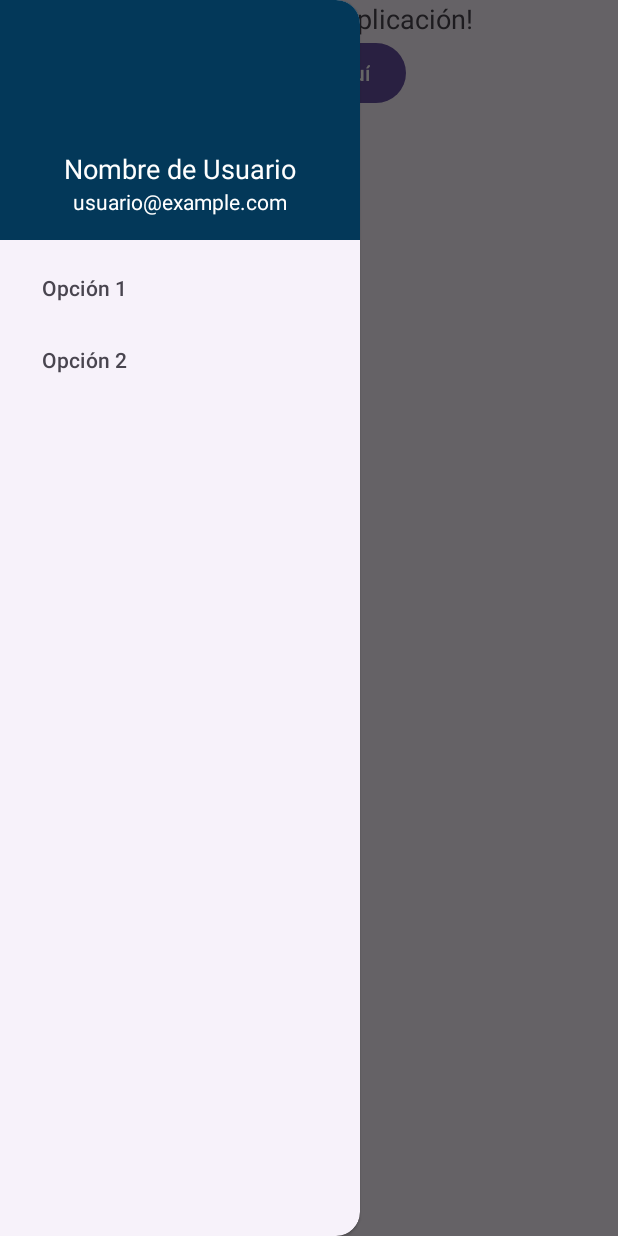
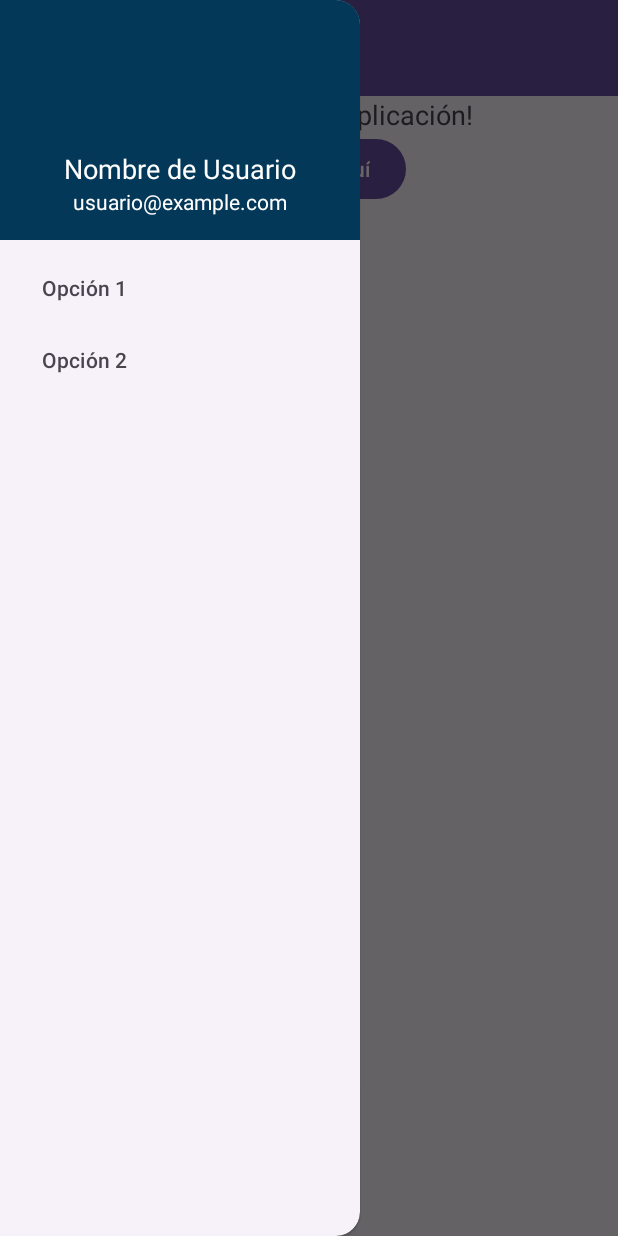
Before and after one commit to arturofgg/EventOs, an Android app: the screen it shows after launch (Menu), with the side drawer open, on a phone screen of 412 x 824 dp. Run offline under Robolectric (Android 15) with nearby library versions, the phone set to English and light mode, and no system bars.

Commit message:
menu desplegable arrastrable con boton y funcional

```diff
--- a/app/src/main/java/com/example/eventos/Menu.java
+++ b/app/src/main/java/com/example/eventos/Menu.java
@@ -7,11 +7,13 @@ import androidx.appcompat.app.AppCompatActivity;
 import androidx.drawerlayout.widget.DrawerLayout;
 import com.google.android.material.navigation.NavigationView;
 import com.example.eventos.R;
+import androidx.appcompat.app.ActionBarDrawerToggle;
+import androidx.appcompat.widget.Toolbar;
 
 public class Menu extends AppCompatActivity {
-
     private DrawerLayout drawerLayout;
     private NavigationView navigationView;
+    private Toolbar toolbar;
 
     @Override
     protected void onCreate(Bundle savedInstanceState) {
@@ -20,6 +22,13 @@ public class Menu extends AppCompatActivity {
 
         drawerLayout = findViewById(R.id.drawerLayout);
         navigationView = findViewById(R.id.navigationView);
+        toolbar = findViewById(R.id.toolbar);
+
+        setSupportActionBar(toolbar);
+        ActionBarDrawerToggle toggle = new ActionBarDrawerToggle(
+                this, drawerLayout, toolbar, R.string.navigation_drawer_open, R.string.navigation_drawer_close);
+        drawerLayout.addDrawerListener(toggle);
+        toggle.syncState();
 
         navigationView.setNavigationItemSelectedListener(new NavigationView.OnNavigationItemSelectedListener() {
             @Override
--- a/app/src/main/res/layout/prueba_menu.xml
+++ b/app/src/main/res/layout/prueba_menu.xml
@@ -16,6 +16,14 @@
         tools:context=".Menu">
 
         <!-- Contenido principal de tu aplicación -->
+
+        <androidx.appcompat.widget.Toolbar
+            android:id="@+id/toolbar"
+            android:layout_width="match_parent"
+            android:layout_height="?attr/actionBarSize"
+            android:background="?attr/colorPrimary"
+            app:popupTheme="@style/AppTheme.PopupOverlay" />
+
         <TextView
             android:layout_width="wrap_content"
             android:layout_height="wrap_content"
--- /dev/null
+++ b/app/src/main/res/values/styles.xml
@@ -0,0 +1,21 @@
+<?xml version="1.0" encoding="utf-8"?>
+<resources>
+
+    <!-- Base application theme. -->
+    <style name="AppTheme" parent="Theme.AppCompat.Light.DarkActionBar">
+        <!-- Customize your theme here. -->
+        <item name="colorPrimary">@color/azulClaro</item>
+        <item name="colorPrimaryDark">@color/azulOscuro</item>
+        <item name="colorAccent">@color/gris</item>
+    </style>
+
+    <style name="AppTheme.NoActionBar">
+        <item name="windowActionBar">false</item>
+        <item name="windowNoTitle">true</item>
+    </style>
+
+    <style name="AppTheme.AppBarOverlay" parent="ThemeOverlay.AppCompat.Dark.ActionBar" />
+
+    <style name="AppTheme.PopupOverlay" parent="ThemeOverlay.AppCompat.Light" />
+
+</resources>
```
